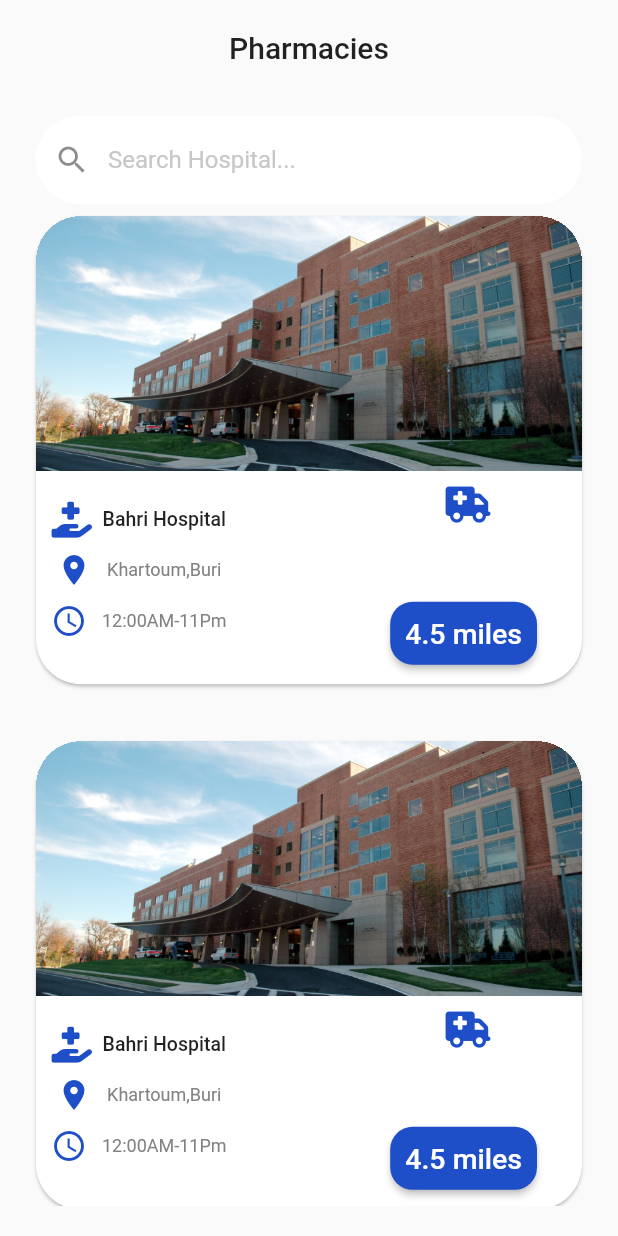
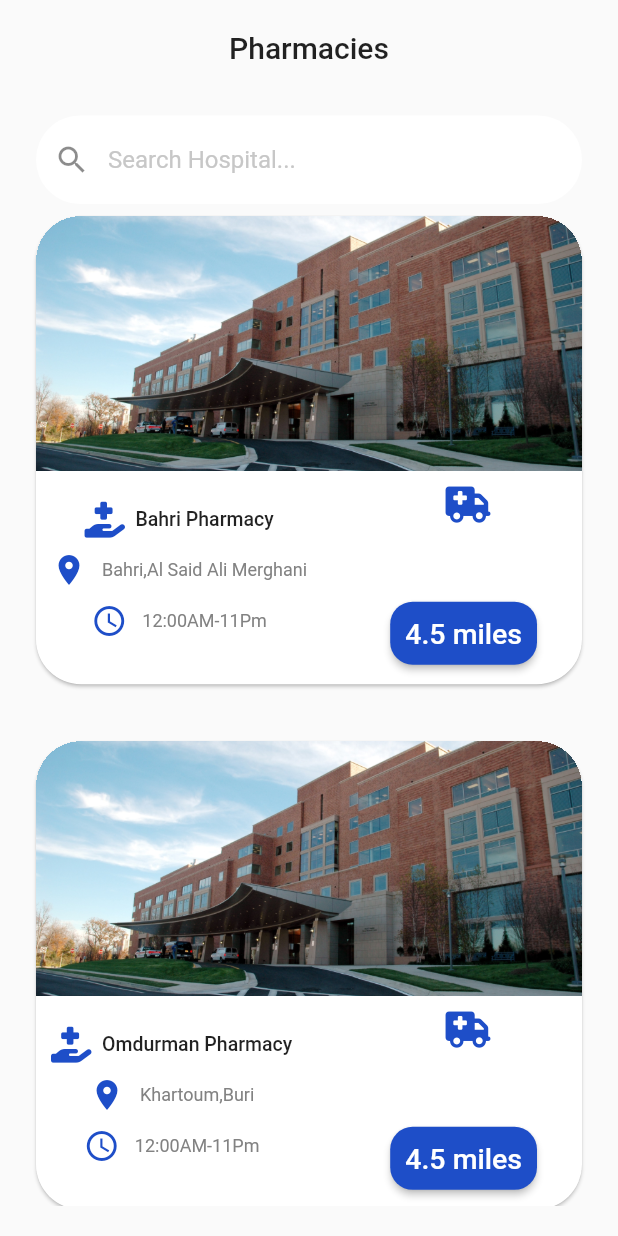
Before and after one commit to Gasimhacker/easy_care, a Flutter app: the Pharmacies screen opened by its route, on a phone screen of 412 x 824 dp. Run offline on Flutter 3.47's test engine with Material 2 defaults, Android fonts, the phone set to English and light mode, and no system bars; our stand-ins replace cloud_firestore, firebase_auth, firebase_core, font_awesome_flutter, geolocator, modal_progress_hud_nsn; accounts and stored records are empty.

Commit message:
second commit

```diff
--- a/lib/components/hospital_card_template.dart
+++ b/lib/components/hospital_card_template.dart
@@ -4,10 +4,14 @@ import 'package:easy_care/ui/categories.dart';
 import 'package:easy_care/components/login_register_button.dart';
 import 'package:font_awesome_flutter/font_awesome_flutter.dart';
 
-class HospitalCardTemplate extends StatelessWidget {
-  const HospitalCardTemplate({
+class HospitalPharmacyCardTemplate extends StatelessWidget {
+  const HospitalPharmacyCardTemplate({
     super.key,
+    required this.hospitalPharmacy,
+    required this.hospitalPharmacyLocation,
   });
+  final String hospitalPharmacy;
+  final String hospitalPharmacyLocation;
 
   @override
   Widget build(BuildContext context) {
@@ -23,7 +27,7 @@ class HospitalCardTemplate extends StatelessWidget {
             Image.asset('images/hospital_template.png'),
             Container(
               decoration: kHospitalsBoxDecoration,
-              margin: EdgeInsets.only(left: 10, right: 10, bottom: 10),
+              margin: const EdgeInsets.only(left: 10, right: 10, bottom: 10),
               child: Row(
                 mainAxisAlignment: MainAxisAlignment.spaceBetween,
                 crossAxisAlignment: CrossAxisAlignment.center,
@@ -31,17 +35,17 @@ class HospitalCardTemplate extends StatelessWidget {
                   Column(
                     children: [
                       Row(
-                        children: const [
-                          Icon(
+                        children: [
+                          const Icon(
                             FontAwesomeIcons.handHoldingMedical,
                             color: kThemeColor,
                           ),
-                          SizedBox(
+                          const SizedBox(
                             width: 10,
                           ),
                           Text(
-                            'Bahri Hospital',
-                            style: TextStyle(
+                            hospitalPharmacy,
+                            style: const TextStyle(
                                 fontSize: 13, fontWeight: FontWeight.w500),
                           )
                         ],
@@ -50,16 +54,16 @@ class HospitalCardTemplate extends StatelessWidget {
                         height: 10,
                       ),
                       Row(
-                        children: const [
-                          Icon(
+                        children: [
+                          const Icon(
                             Icons.place,
                             color: kThemeColor,
                           ),
-                          SizedBox(
+                          const SizedBox(
                             width: 10,
                           ),
                           Text(
-                            'Khartoum,Buri',
+                            hospitalPharmacyLocation,
                             style: kLocationTextStyle,
                           )
                         ],
--- a/lib/main.dart
+++ b/lib/main.dart
@@ -32,7 +32,7 @@ class MyApp extends StatelessWidget {
           SignUpScreen.id: (context) => const SignUpScreen(),
           Categories.id: (context) => const Categories(),
         },
-        initialRoute: PatientMainScreen.id,
+        initialRoute: LoginScreen.id,
         debugShowCheckedModeBanner: false,
       ),
     );
--- a/lib/ui/pharmacies.dart
+++ b/lib/ui/pharmacies.dart
@@ -40,16 +40,20 @@ class _PharmaciesState extends State<Pharmacies> {
             ),
             Flexible(
               child: ListView(children: const [
-                HospitalCardTemplate(),
+                HospitalPharmacyCardTemplate(
+                    hospitalPharmacy: 'Bahri Pharmacy',
+                    hospitalPharmacyLocation: 'Bahri,Al Said Ali Merghani'),
                 SizedBox(height: 30),
-                HospitalCardTemplate(),
+                HospitalPharmacyCardTemplate(
+                    hospitalPharmacy: 'Omdurman Pharmacy',
+                    hospitalPharmacyLocation: 'Khartoum,Buri'),
                 SizedBox(height: 30),
-                HospitalCardTemplate(),
+                HospitalPharmacyCardTemplate(
+                    hospitalPharmacy: 'Khartoum Pharmacy',
+                    hospitalPharmacyLocation: 'Khartoum,Buri'),
                 SizedBox(
                   height: 30,
                 ),
-                HospitalCardTemplate(),
-                SizedBox(height: 30),
               ]),
             ),
           ],
```
Also changed, not shown: lib/components/category_icon_button.dart (+4 -4 lines), lib/ui/categories.dart (+7 -7 lines), lib/ui/hospitals.dart (+10 -5 lines).
